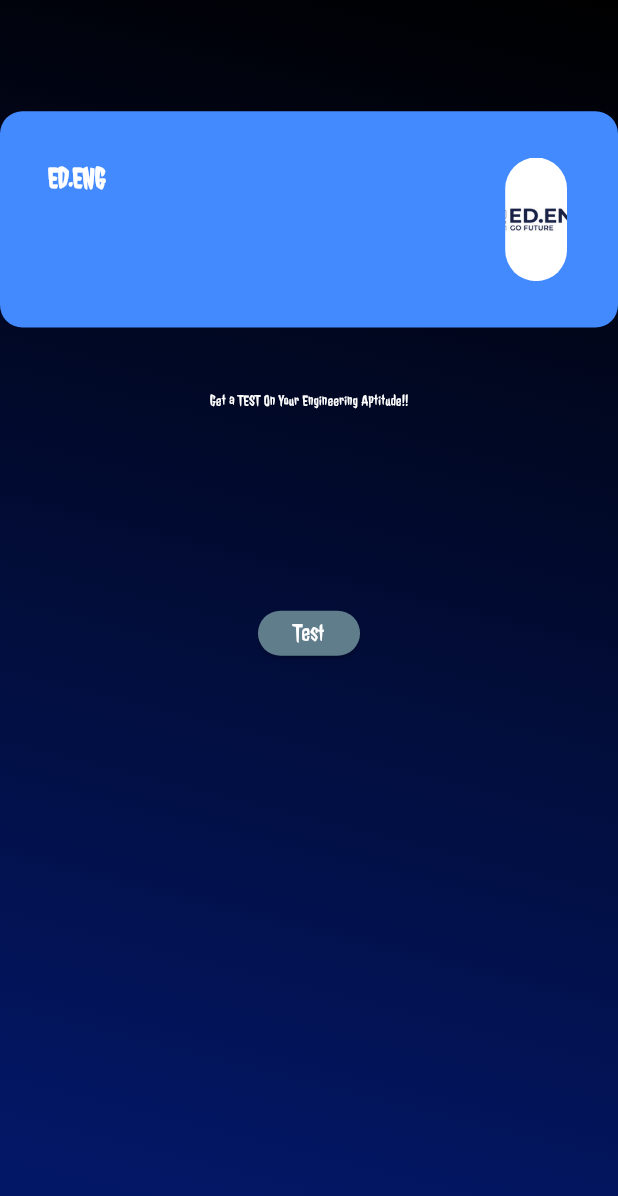
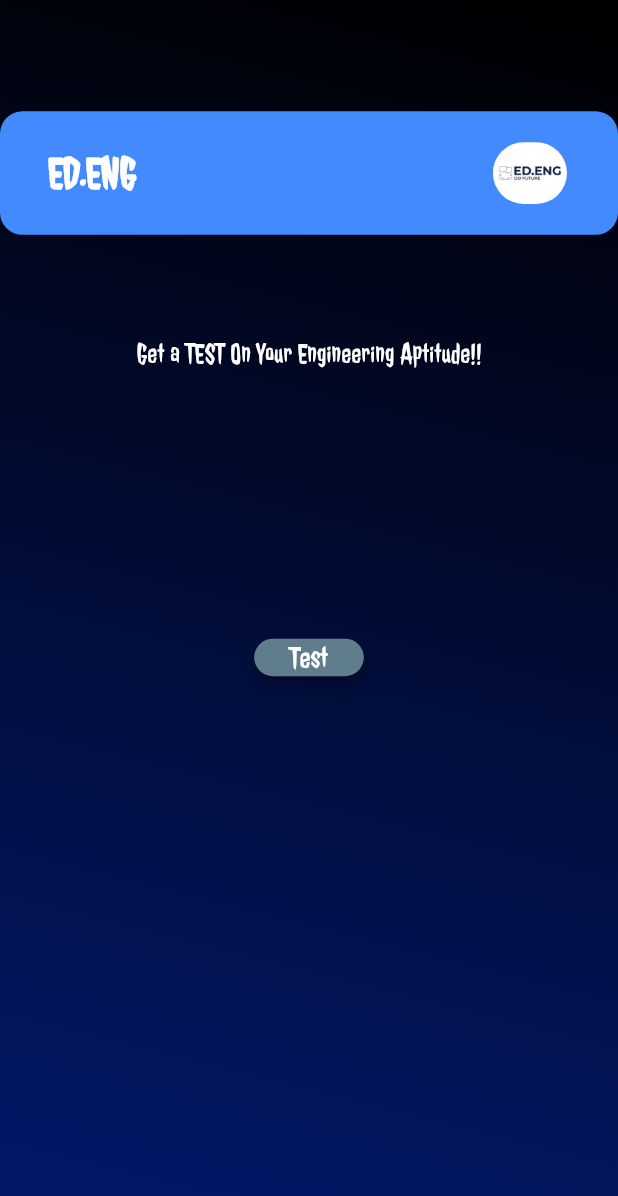
Before and after one commit to daanizz/Engineering-branch-predictor, a Flutter app: the screen it shows after launch, on a phone screen of 412 x 824 dp. Shown: the top 1196 px of the screen. Run offline on Flutter 3.47's test engine with Material 3 defaults, Android fonts, the phone set to English and light mode, and no system bars.

Commit message:
adjusted some more size using clamp and screenwidth, also note that take screenWidth as the standard measure for every size that we give.

```diff
--- a/lib/main.dart
+++ b/lib/main.dart
@@ -48,7 +48,7 @@ class MyApp extends StatelessWidget {
                       ),
                       alignment: Alignment.centerLeft,
                       width: screenWidth,
-                      height: screenHeight * .175,
+                      height: (screenWidth * .2).clamp(15, 100),
                       padding: const EdgeInsets.only(left: 32, right: 34),
                       child: Row(
                           crossAxisAlignment: CrossAxisAlignment.start,
@@ -57,24 +57,25 @@ class MyApp extends StatelessWidget {
                               "ED.ENG",
                               // textAlign: TextAlign.left,
                               style: TextStyle(
-                                  color: Color.fromARGB(255, 255, 255, 255),
+                                  color:
+                                      const Color.fromARGB(255, 255, 255, 255),
                                   fontWeight: FontWeight.bold,
                                   fontFamily: "JollyLodger",
-                                  fontSize: screenWidth * .045),
+                                  fontSize: (screenWidth * .07).clamp(20, 60)),
                             ),
                             const Spacer(),
                             ClipRRect(
                               borderRadius: BorderRadius.circular(25),
                               child: Image.asset(
                                 'img/Preview.jpg',
-                                width: screenWidth * .1,
-                                height: screenHeight * .1,
+                                width: (screenWidth * .12).clamp(15, 100),
+                                height: (screenWidth * .10).clamp(15, 100),
                                 fit: BoxFit.cover,
                               ),
                             )
                           ])),
                   SizedBox(
-                    height: screenHeight * .05,
+                    height: screenHeight * .08,
                   ),
                   Row(
                     mainAxisAlignment: MainAxisAlignment.center,
@@ -86,14 +87,14 @@ class MyApp extends StatelessWidget {
                         style: TextStyle(
                             color: Colors.white,
                             fontFamily: "JollyLodger",
-                            fontSize: screenWidth * .025),
+                            fontSize: (screenWidth * .045).clamp(16, 32)),
                       ),
                       // Expanded(child: Container()),
                     ],
                   ),
 
                   SizedBox(
-                    height: screenHeight * .15,
+                    height: screenHeight * .2,
                   ),
                   // const Spacer(),
                   Row(
@@ -110,18 +111,19 @@ class MyApp extends StatelessWidget {
                             );
                           },
                           style: ElevatedButton.styleFrom(
-                              minimumSize: Size(
-                                  (screenWidth * .06).clamp(30, 32),
-                                  (screenHeight * .03).clamp(30, 32)),
+                            minimumSize:
+                                Size((screenWidth * .12), (screenHeight * .02)),
                             foregroundColor: Colors.white,
                             backgroundColor: Colors.blueGrey,
                             textStyle: TextStyle(
                               fontFamily: "JollyLodger",
-                                fontSize: (screenWidth * .04).clamp(10, 32),
+                              fontSize: (screenWidth * .05).clamp(18, 36),
                             ),
                             shape: RoundedRectangleBorder(
                               borderRadius: BorderRadius.circular(30),
-                              )),
+                            ),
+                            elevation: 5,
+                          ),
                           child: const Text('Test')),
                       Expanded(child: Container()),
                     ],
```
Lines whose indentation alone changed are shown as unchanged.
